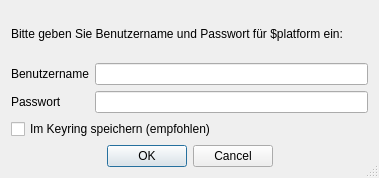
This is easyp2p/ui/credentials_window.ui in Ceystyle/easyp2p as Qt 5 draws it before an edit. The edited form follows.
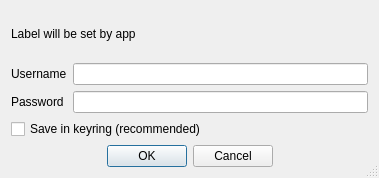
This is the edited form.

Commit message: credentials_window: switch credentials window to English

Patch:
```diff
--- a/easyp2p/ui/credentials_window.ui
+++ b/easyp2p/ui/credentials_window.ui
@@ -22,7 +22,7 @@
      <item>
       <widget class="QLabel" name="label_platform">
        <property name="text">
-        <string>Bitte geben Sie Benutzername und Passwort für $platform ein:</string>
+        <string notr="true">Label will be set by app</string>
        </property>
        <property name="wordWrap">
         <bool>true</bool>
@@ -41,14 +41,14 @@
        <item row="0" column="0">
         <widget class="QLabel" name="label_username">
          <property name="text">
-          <string>Benutzername</string>
+          <string>Username</string>
          </property>
         </widget>
        </item>
        <item row="1" column="0">
         <widget class="QLabel" name="label_password">
          <property name="text">
-          <string>Passwort</string>
+          <string>Password</string>
          </property>
         </widget>
        </item>
@@ -67,7 +67,7 @@
      <item>
       <widget class="QCheckBox" name="check_box_save_in_keyring">
        <property name="text">
-        <string>Im Keyring speichern (empfohlen)</string>
+        <string>Save in keyring (recommended)</string>
        </property>
       </widget>
      </item>
```
Left out of the diff: 2 changed lines with no effect on the pictures. The commit also changes 5 other files.
